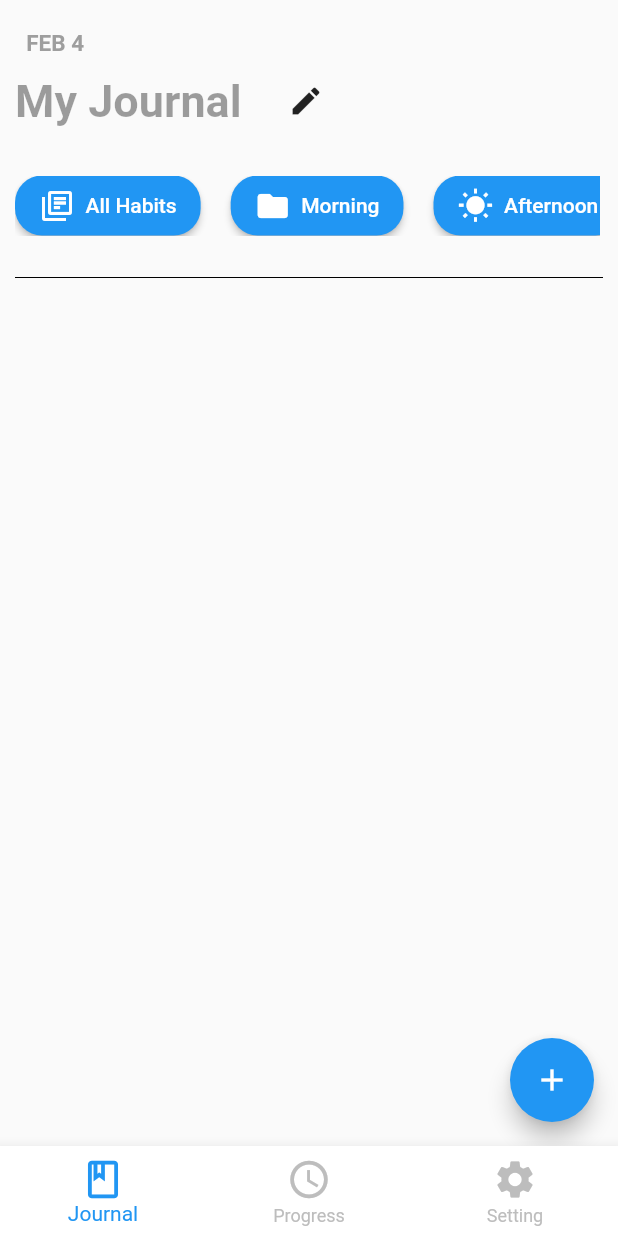
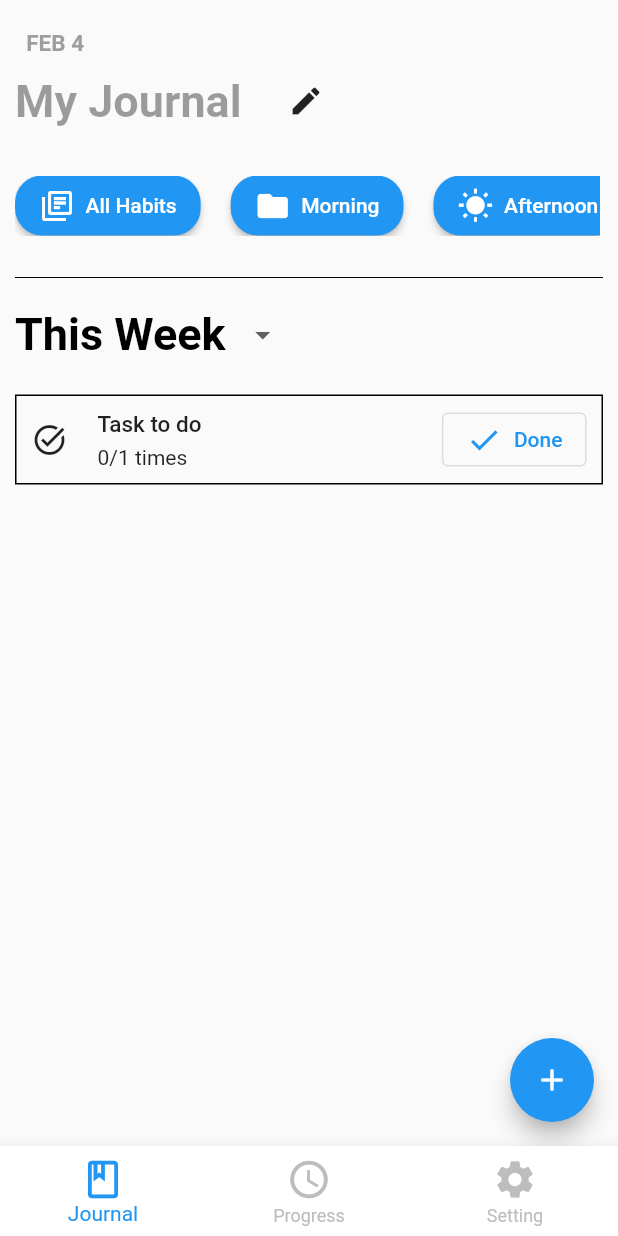
Before and after one commit to SamakshBansal/habitify, a Flutter app: the screen it shows after launch, on a phone screen of 412 x 824 dp. Run offline on Flutter 3.47's test engine with Material 2 defaults, Android fonts, the phone set to English and light mode, and no system bars.

Commit message:
Journal dropdowns, task done.

```diff
--- a/lib/screens/journal.dart
+++ b/lib/screens/journal.dart
@@ -1,4 +1,5 @@
 import 'package:flutter/material.dart';
+import 'package:habitify/screens/newarea.dart';
 import 'package:intl/intl.dart';
 // import 'package:habitify/screens/newarea.dart';
 
@@ -12,6 +13,7 @@ class MyJournal extends StatefulWidget {
 class _MyJournalState extends State<MyJournal> {
   TextEditingController _controller = TextEditingController();
   bool _isEnable = false;
+  String dropdownValue = 'This Week';
 
   @override
   void initState() {
@@ -70,22 +72,7 @@ class _MyJournalState extends State<MyJournal> {
                       })
                 ],
               ),
-              horizontalList2,
-              const Divider(color: Colors.black),
-            ],
-          ),
-        ),
-      ),
-      floatingActionButton: FloatingActionButton(
-        onPressed: () {},
-        backgroundColor: Colors.blue,
-        child: const Icon(Icons.add),
-      ),
-    );
-  }
-}
-
-Widget horizontalList2 = Container(
+              Container(
                 margin: const EdgeInsets.symmetric(vertical: 20.0),
                 height: 40,
                 width: 390,
@@ -94,7 +81,8 @@ Widget horizontalList2 = Container(
                   children: <Widget>[
                     ElevatedButton(
                       style: ButtonStyle(
-          shape: MaterialStateProperty.all<RoundedRectangleBorder>(
+                        shape:
+                            MaterialStateProperty.all<RoundedRectangleBorder>(
                                 RoundedRectangleBorder(
                           borderRadius: BorderRadius.circular(18.0),
                         )),
@@ -112,7 +100,8 @@ Widget horizontalList2 = Container(
                     ),
                     ElevatedButton(
                       style: ButtonStyle(
-            shape: MaterialStateProperty.all<RoundedRectangleBorder>(
+                          shape:
+                              MaterialStateProperty.all<RoundedRectangleBorder>(
                                   RoundedRectangleBorder(
                         borderRadius: BorderRadius.circular(18.0),
                       ))),
@@ -129,7 +118,8 @@ Widget horizontalList2 = Container(
                     ),
                     ElevatedButton(
                       style: ButtonStyle(
-          shape: MaterialStateProperty.all<RoundedRectangleBorder>(
+                        shape:
+                            MaterialStateProperty.all<RoundedRectangleBorder>(
                           RoundedRectangleBorder(
                             borderRadius: BorderRadius.circular(18.0),
                           ),
@@ -148,12 +138,20 @@ Widget horizontalList2 = Container(
                     ),
                     ElevatedButton(
                       style: ButtonStyle(
-          shape: MaterialStateProperty.all<RoundedRectangleBorder>(
+                        shape:
+                            MaterialStateProperty.all<RoundedRectangleBorder>(
                                 RoundedRectangleBorder(
                           borderRadius: BorderRadius.circular(18.0),
                         )),
                       ),
-        onPressed: () {},
+                      onPressed: () {
+                        Navigator.push(
+                          context,
+                          MaterialPageRoute(builder: (context) {
+                            return const NewArea();
+                          }),
+                        );
+                      },
                       child: Row(
                         children: const [
                           Icon(Icons.add),
@@ -163,4 +161,107 @@ Widget horizontalList2 = Container(
                     )
                   ],
                 ),
+              ),
+              const Divider(color: Colors.black),
+              const SizedBox(
+                height: 10,
+              ),
+              SizedBox(
+                height: 40,
+                child: Expanded(
+                  child: DropdownButtonHideUnderline(
+                    child: DropdownButton(
+                      value: dropdownValue,
+                      icon: const Icon(Icons.arrow_drop_down),
+                      style: const TextStyle(
+                          fontWeight: FontWeight.bold,
+                          fontSize: 30,
+                          color: Colors.black),
+                      onChanged: (String? newValue) {
+                        setState(
+                          () {
+                            dropdownValue = newValue!;
+                          },
                         );
+                      },
+                      items: <String>['This Week', 'This Month', 'This Year']
+                          .map<DropdownMenuItem<String>>((String value) {
+                        return DropdownMenuItem<String>(
+                          value: value,
+                          child: Text(value),
+                        );
+                      }).toList(),
+                    ),
+                  ),
+                ),
+              ),
+              const SizedBox(
+                height: 20,
+              ),
+              Expanded(
+                child: ListView(
+                  children: [
+                    InkWell(
+                      onTap: () {},
+                      child: Container(
+                        height: 60,
+                        decoration: BoxDecoration(
+                            border: Border.all(color: Colors.black)),
+                        child: Row(
+                          children: [
+                            const SizedBox(
+                              width: 10,
+                            ),
+                            const Icon(Icons.task_alt_outlined),
+                            const SizedBox(
+                              width: 10,
+                            ),
+                            Expanded(
+                              child: Container(
+                                margin:
+                                    const EdgeInsets.fromLTRB(10, 10, 10, 10),
+                                child: Column(
+                                  crossAxisAlignment: CrossAxisAlignment.start,
+                                  children: const [
+                                    Text(
+                                      'Task to do',
+                                      style: TextStyle(
+                                        fontSize: 15,
+                                        fontWeight: FontWeight.w500,
+                                      ),
+                                    ),
+                                    SizedBox(
+                                      height: 5,
+                                    ),
+                                    Text('0/1 times'),
+                                  ],
+                                ),
+                              ),
+                            ),
+                            OutlinedButton.icon(
+                              icon: const Icon(Icons.check),
+                              onPressed: () {},
+                              label: const Text('Done'),
+                            ),
+                            const SizedBox(
+                              width: 10,
+                            ),
+                          ],
+                        ),
+                      ),
+                    )
+                  ],
+                ),
+              )
+            ],
+          ),
+        ),
+      ),
+      floatingActionButton: FloatingActionButton(
+        onPressed: () {},
+        backgroundColor: Colors.blue,
+        child: const Icon(Icons.add),
+      ),
+    );
+  }
+}
--- a/lib/screens/newarea.dart
+++ b/lib/screens/newarea.dart
@@ -39,7 +39,9 @@ class _NewAreaState extends State<NewArea> {
               child: Row(
                 children: [
                   TextButton(
-                    onPressed: () {},
+                    onPressed: () {
+                      Navigator.pop(context);
+                    },
                     child: const Icon(Icons.cancel_sharp),
                   ),
                   const Expanded(
```
Lines whose indentation alone changed are shown as unchanged.
